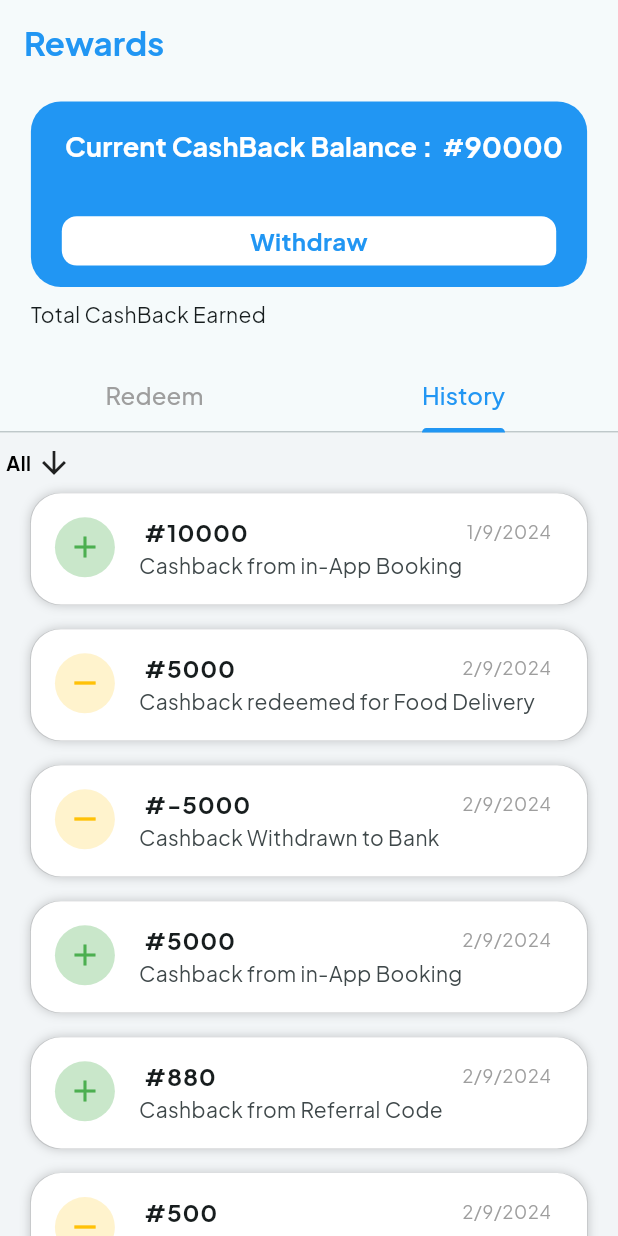
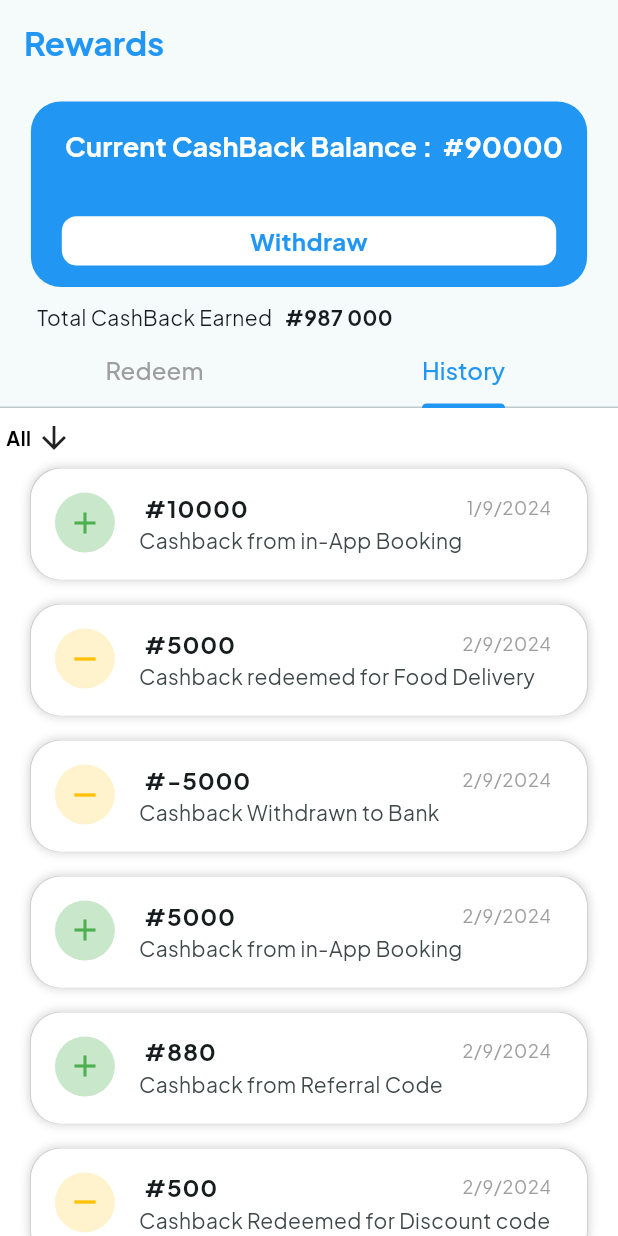
Before and after one commit to ThatLinuxGuyYouKnow/Rewards, a Flutter app: the screen it shows after launch, tab 2 chosen, on a phone screen of 412 x 824 dp. Run offline on Flutter 3.47's test engine with Material 3 defaults, Android fonts, the phone set to English and light mode, and no system bars; our stand-ins replace google_fonts.

Commit message:
ended colour experiment, back to white

```diff
--- a/lib/Tabs/historyTab.dart
+++ b/lib/Tabs/historyTab.dart
@@ -37,7 +37,7 @@ class _HistoryTabState extends State<HistoryTab> {
     double screenWidth = MediaQuery.of(context).size.width;
     double screenHeight = MediaQuery.of(context).size.height;
     return Container(
-      color: Color.fromARGB(255, 242, 245, 247),
+      color: Colors.white,
       child: SingleChildScrollView(
         child: Column(
           children: [
--- a/lib/mainRewardsScreen.dart
+++ b/lib/mainRewardsScreen.dart
@@ -32,7 +32,7 @@ class MainRewardsScreen extends StatelessWidget {
                     ),
                     pinned: true, // Keeps the TabBar pinned at the top
                     floating: false,
-                    expandedHeight: screenHeight * 0.35, // Increased height
+                    expandedHeight: screenHeight * 0.33, // Increased height
                     flexibleSpace: FlexibleSpaceBar(
                       background: Padding(
                         padding: const EdgeInsets.only(top: 10),
@@ -50,14 +50,22 @@ class MainRewardsScreen extends StatelessWidget {
 
                             Padding(
                               padding: EdgeInsets.symmetric(
-                                  vertical: screenHeight * 0.01),
+                                  vertical: screenHeight * 0.012),
                               child: Row(
                                 children: [
                                   SizedBox(
-                                    width: screenWidth * 0.05,
+                                    width: screenWidth * 0.06,
                                   ),
                                   Text('Total CashBack Earned',
                                       style: GoogleFonts.plusJakartaSans()),
+                                  SizedBox(
+                                    width: screenWidth * 0.02,
+                                  ),
+                                  Text(
+                                    '#987 000',
+                                    style: GoogleFonts.plusJakartaSans(
+                                        fontWeight: FontWeight.bold),
+                                  )
                                 ],
                               ),
                             ),
@@ -79,8 +87,8 @@ class MainRewardsScreen extends StatelessWidget {
               },
               body: TabBarView(
                 children: [
-                  RedeemTab(), // Placeholder for Redeem tab content
-                  HistoryTab(), // Placeholder for History tab content
+                  RedeemTab(),
+                  HistoryTab(),
                 ],
               ),
             ),
```
